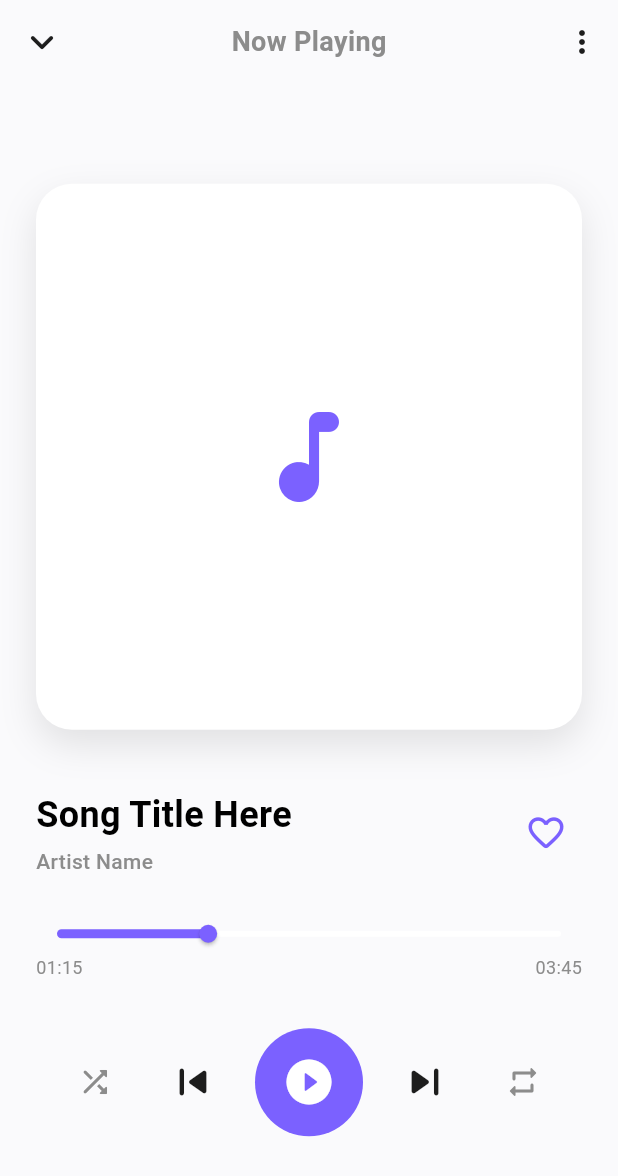
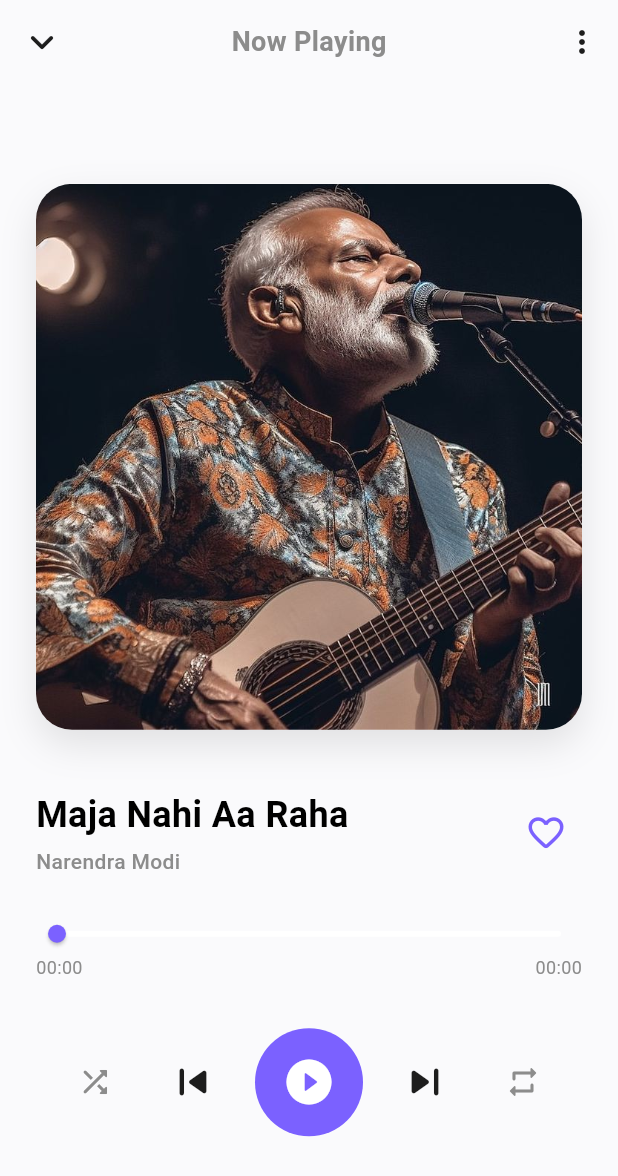
Before and after one commit to Bunny-099/Modi, a Flutter app: the screen it shows after launch, after a tap on the "play circle filled" icon, on a phone screen of 412 x 824 dp. Shown: the top 1176 px of the screen. Run offline on Flutter 3.47's test engine with Material 3 defaults, Android fonts, the phone set to English and light mode, and no system bars; our stand-ins replace audio_service, flutter_riverpod, go_router, hive, hive_flutter, just_audio; missing offline and left inert: audio_session; accounts and stored records are empty; Roboto replaces fonts that are missing (Poppins); statements that could not run were skipped.

Commit message:
•Loaded Your Songs: Modified DefaultMusicLoader to load dope_shop, maja_nahi_aa_raha, Saiyaara, and teri_meri_prem_kahani into the app. •Enabled Playback: Created a PlayerProvider so that when you tap a song on the Home Screen, it actually plays! •Updated Player Screen: The Player Screen now shows the real song name, artist, and has a working progress bar and play/pause button.

```diff
--- a/lib/core/constants/asset_paths.dart
+++ b/lib/core/constants/asset_paths.dart
@@ -17,6 +17,9 @@ class AssetPaths {
   static const String modiRock = '${_imagesBase}modi_rock.jpeg';
   static const String welcomeAudio = '${_audioBase}intro/welcome.mp3';
   static const String majaNahiAaRaha = '${_audioBase}maja_nahi_aa_raha.mp3';
+  static const String dopeShop = '${_audioBase}dope_shop.mp3';
+  static const String saiyaara = '${_audioBase}Saiyaara.mp3';
+  static const String teriMeriPremKahani = '${_audioBase}teri_meri_prem_kahani.mp3';
 
   // --- Placeholders & Defaults ---
   // Agar kisi gaane ka cover na mile toh ye show karenge
--- a/lib/core/database/default_music_loader.dart
+++ b/lib/core/database/default_music_loader.dart
@@ -10,36 +10,48 @@ class DefaultMusicLoader {
   static Future<void> loadDefaultData() async {
     final box = Hive.box<MusicModel>(HiveBoxes.musicBox);
 
-    if (box.isEmpty) {
+    // clear the box to remove old dummy data
+    await box.clear();
+
     final defaultSongs = [
       MusicModel(
         id: '1',
-          title: 'Welcome Speech',
+        title: 'Maja Nahi Aa Raha',
         artist: 'Narendra Modi',
         album: 'Speeches',
         category: MusicCategory.speech.displayName,
-          coverImage: AssetPaths.defaultAlbumArt,
-          audioPath: AssetPaths.welcomeAudio,
+        coverImage: AssetPaths.modiRock,
+        audioPath: AssetPaths.majaNahiAaRaha,
+        duration: 5, // Just a placeholder, audio service will get actual duration
+      ),
+      MusicModel(
+        id: '2',
+        title: 'Dope Shop',
+        artist: 'Deep Jandu',
+        album: 'Single',
+        category: MusicCategory.patriotic.displayName,
+        coverImage: AssetPaths.modiRock,
+        audioPath: AssetPaths.dopeShop,
         duration: 180,
       ),
       MusicModel(
-          id: '2',
-          title: 'Patriotic Anthem',
-          artist: 'Various Artists',
-          album: 'Desh Bhakti',
-          category: MusicCategory.patriotic.displayName,
-          coverImage: AssetPaths.defaultAlbumArt,
-          audioPath: '${AssetPaths.songsDir}patriotic_1.mp3',
-          duration: 210,
+        id: '3',
+        title: 'Saiyaara',
+        artist: 'Mohit Chauhan',
+        album: 'Ek Tha Tiger',
+        category: MusicCategory.bhajan.displayName,
+        coverImage: AssetPaths.modiRock,
+        audioPath: AssetPaths.saiyaara,
+        duration: 250,
       ),
       MusicModel(
-          id: '3',
-          title: 'Morning Bhajan',
-          artist: 'Traditional',
-          album: 'Devotional',
+        id: '4',
+        title: 'Teri Meri Prem Kahani',
+        artist: 'Rahat Fateh Ali Khan',
+        album: 'Bodyguard',
         category: MusicCategory.bhajan.displayName,
-          coverImage: AssetPaths.defaultAlbumArt,
-          audioPath: '${AssetPaths.songsDir}bhajan_1.mp3',
+        coverImage: AssetPaths.modiRock,
+        audioPath: AssetPaths.teriMeriPremKahani,
         duration: 320,
       ),
     ];
@@ -49,4 +61,3 @@ class DefaultMusicLoader {
     }
   }
 }
-}
--- a/lib/features/home/presentation/pages/home_screen.dart
+++ b/lib/features/home/presentation/pages/home_screen.dart
@@ -2,6 +2,7 @@ import 'package:flutter/material.dart';
 import 'package:flutter_riverpod/flutter_riverpod.dart';
 import 'package:go_router/go_router.dart';
 
+import '../../../player/providers/player_provider.dart';
 import '../../../../app/router/route_names.dart';
 import '../../../../app/theme/app_colors.dart';
 import '../../../../app/theme/app_icons.dart';
@@ -49,7 +50,7 @@ class HomeScreen extends ConsumerWidget {
                     physics: const BouncingScrollPhysics(),
                     itemCount: recentlyPlayed.length,
                     itemBuilder: (context, index) {
-                      return _buildRecentlyPlayedCard(context, recentlyPlayed[index]);
+                      return _buildRecentlyPlayedCard(context, recentlyPlayed[index], ref);
                     },
                   ),
                 ),
@@ -73,7 +74,7 @@ class HomeScreen extends ConsumerWidget {
                   physics: const NeverScrollableScrollPhysics(),
                   itemCount: allSongs.length,
                   itemBuilder: (context, index) {
-                    return _buildSongTile(context, allSongs[index]);
+                    return _buildSongTile(context, allSongs[index], ref);
                   },
                 ),
             ],
@@ -84,10 +85,10 @@ class HomeScreen extends ConsumerWidget {
   }
 
   // Widget for Recently Played Horizontal Cards
-  Widget _buildRecentlyPlayedCard(BuildContext context, MusicModel song) {
+  Widget _buildRecentlyPlayedCard(BuildContext context, MusicModel song, WidgetRef ref) {
     return GestureDetector(
       onTap: () {
-        // TODO: Play song and navigate to player screen
+        ref.read(playerProvider.notifier).playSong(song);
         context.pushNamed(RouteNames.player);
       },
       child: Container(
@@ -102,14 +103,14 @@ class HomeScreen extends ConsumerWidget {
               decoration: BoxDecoration(
                 color: AppColors.surface,
                 borderRadius: BorderRadius.circular(16),
-                image: song.coverUrl != null
+                image: song.coverImage.isNotEmpty
                     ? DecorationImage(
-                  image: NetworkImage(song.coverUrl!),
+                  image: AssetImage(song.coverImage),
                   fit: BoxFit.cover,
                 )
                     : null,
               ),
-              child: song.coverUrl == null
+              child: song.coverImage.isEmpty
                   ? const Icon(Icons.music_note_rounded, size: 40, color: AppColors.primary)
                   : null,
             ),
@@ -125,7 +126,7 @@ class HomeScreen extends ConsumerWidget {
   }
 
   // Widget for All Songs Vertical List Items
-  Widget _buildSongTile(BuildContext context, MusicModel song) {
+  Widget _buildSongTile(BuildContext context, MusicModel song, WidgetRef ref) {
     return ListTile(
       contentPadding: const EdgeInsets.only(bottom: 8),
       leading: Container(
@@ -134,14 +135,14 @@ class HomeScreen extends ConsumerWidget {
         decoration: BoxDecoration(
           color: AppColors.surface,
           borderRadius: BorderRadius.circular(12),
-          image: song.coverUrl != null
+          image: song.coverImage.isNotEmpty
               ? DecorationImage(
-            image: NetworkImage(song.coverUrl!),
+            image: AssetImage(song.coverImage),
             fit: BoxFit.cover,
           )
               : null,
         ),
-        child: song.coverUrl == null
+        child: song.coverImage.isEmpty
             ? const Icon(Icons.music_note_rounded, color: AppColors.primary)
             : null,
       ),
@@ -150,12 +151,12 @@ class HomeScreen extends ConsumerWidget {
       trailing: IconButton(
         icon: const Icon(AppIcons.play, color: AppColors.primary),
         onPressed: () {
-          // TODO: Play song
+          ref.read(playerProvider.notifier).playSong(song);
           context.pushNamed(RouteNames.player);
         },
       ),
       onTap: () {
-        // TODO: Play song and navigate to player screen
+        ref.read(playerProvider.notifier).playSong(song);
         context.pushNamed(RouteNames.player);
       },
     );
--- a/lib/features/player/presentation/pages/player_screen.dart
+++ b/lib/features/player/presentation/pages/player_screen.dart
@@ -5,14 +5,29 @@ import 'package:go_router/go_router.dart';
 import '../../../../app/theme/app_colors.dart';
 import '../../../../app/theme/app_icons.dart';
 import '../../../../core/widgets/app_text.dart';
+import '../../providers/player_provider.dart';
 
 class PlayerScreen extends ConsumerWidget {
   const PlayerScreen({super.key});
 
+  String _formatDuration(Duration duration) {
+    String twoDigits(int n) => n.toString().padLeft(2, "0");
+    String twoDigitMinutes = twoDigits(duration.inMinutes.remainder(60));
+    String twoDigitSeconds = twoDigits(duration.inSeconds.remainder(60));
+    return "$twoDigitMinutes:$twoDigitSeconds";
+  }
+
   @override
   Widget build(BuildContext context, WidgetRef ref) {
-    // TODO: Aage chal kar hum yahan Riverpod se audio player ka state watch karenge
-    // Jaise current song, playing status, aur duration.
+    final playerState = ref.watch(playerProvider);
+    final playerNotifier = ref.read(playerProvider.notifier);
+    final song = playerState.currentSong;
+
+    if (song == null) {
+      return const Scaffold(
+        body: Center(child: AppText.body('No song selected')),
+      );
+    }
 
     return Scaffold(
       backgroundColor: AppColors.background,
@@ -20,7 +35,6 @@ class PlayerScreen extends ConsumerWidget {
         backgroundColor: Colors.transparent,
         elevation: 0,
         leading: IconButton(
-          // Back aane ke liye down arrow, jo ek bottom sheet wali feel deta hai
           icon: const Icon(Icons.keyboard_arrow_down_rounded, color: AppColors.textPrimary, size: 32),
           onPressed: () => context.pop(),
         ),
@@ -29,9 +43,7 @@ class PlayerScreen extends ConsumerWidget {
         actions: [
           IconButton(
             icon: const Icon(Icons.more_vert_rounded, color: AppColors.textPrimary),
-            onPressed: () {
-              // TODO: Show bottom sheet for options (Like add to playlist)
-            },
+            onPressed: () {},
           ),
         ],
       ),
@@ -54,39 +66,50 @@ class PlayerScreen extends ConsumerWidget {
                     offset: const Offset(0, 10),
                   ),
                 ],
+                image: song.coverImage.isNotEmpty
+                    ? DecorationImage(
+                        image: AssetImage(song.coverImage),
+                        fit: BoxFit.cover,
+                      )
+                    : null,
               ),
-              child: const Center(
-                // Dummy Icon jab tak gaane ki image na aaye
-                child: Icon(Icons.music_note_rounded, size: 80, color: AppColors.primary),
-              ),
+              child: song.coverImage.isEmpty
+                  ? const Center(
+                      child: Icon(Icons.music_note_rounded, size: 80, color: AppColors.primary),
+                    )
+                  : null,
             ),
             const SizedBox(height: 40),
 
-            // 2. Song Info (Title, Artist & Favorite Button)
+            // 2. Song Info
             Row(
               mainAxisAlignment: MainAxisAlignment.spaceBetween,
               children: [
                 Expanded(
                   child: Column(
                     crossAxisAlignment: CrossAxisAlignment.start,
-                    children: const [
-                      AppText.heading('Song Title Here', maxLines: 1),
-                      SizedBox(height: 4),
-                      AppText.body('Artist Name', color: AppColors.textSecondary, maxLines: 1),
+                    children: [
+                      AppText.heading(song.title, maxLines: 1),
+                      const SizedBox(height: 4),
+                      AppText.body(song.artist ?? 'Unknown Artist', color: AppColors.textSecondary, maxLines: 1),
                     ],
                   ),
                 ),
                 IconButton(
-                  icon: const Icon(AppIcons.favoriteOutline, color: AppColors.primary, size: 28),
+                  icon: Icon(
+                    song.isFavorite ? AppIcons.favorite : AppIcons.favoriteOutline,
+                    color: AppColors.primary,
+                    size: 28,
+                  ),
                   onPressed: () {
-                    // TODO: Toggle favorite status
+                    // TODO: Toggle favorite status in Hive
                   },
                 ),
               ],
             ),
             const SizedBox(height: 24),
 
-            // 3. Seekbar (Progress Slider)
+            // 3. Seekbar
             SliderTheme(
               data: SliderThemeData(
                 activeTrackColor: AppColors.primary,
@@ -97,19 +120,19 @@ class PlayerScreen extends ConsumerWidget {
                 overlayShape: const RoundSliderOverlayShape(overlayRadius: 14.0),
               ),
               child: Slider(
-                value: 0.3, // Dummy progress value (30%)
+                value: playerState.position.inMilliseconds.toDouble(),
+                max: playerState.duration.inMilliseconds.toDouble(),
                 onChanged: (value) {
-                  // TODO: Seek audio
+                  playerNotifier.seek(Duration(milliseconds: value.toInt()));
                 },
               ),
             ),
 
-            // Duration Text (e.g., 01:15 / 03:45)
             Row(
               mainAxisAlignment: MainAxisAlignment.spaceBetween,
-              children: const [
-                AppText.caption('01:15', color: AppColors.textSecondary),
-                AppText.caption('03:45', color: AppColors.textSecondary),
+              children: [
+                AppText.caption(_formatDuration(playerState.position), color: AppColors.textSecondary),
+                AppText.caption(_formatDuration(playerState.duration), color: AppColors.textSecondary),
               ],
             ),
             const SizedBox(height: 32),
@@ -126,7 +149,6 @@ class PlayerScreen extends ConsumerWidget {
                   icon: const Icon(AppIcons.skipPrevious, size: 36, color: AppColors.textPrimary),
                   onPressed: () {},
                 ),
-                // Play/Pause Main Button
                 Container(
                   height: 72,
                   width: 72,
@@ -135,8 +157,12 @@ class PlayerScreen extends ConsumerWidget {
                     shape: BoxShape.circle,
                   ),
                   child: IconButton(
-                    icon: const Icon(AppIcons.play, size: 36, color: Colors.white),
-                    onPressed: () {},
+                    icon: Icon(
+                      playerState.isPlaying ? AppIcons.pause : AppIcons.play,
+                      size: 36,
+                      color: Colors.white,
+                    ),
+                    onPressed: () => playerNotifier.togglePlayPause(),
                   ),
                 ),
                 IconButton(
```
Also changed, not shown: lib/features/player/providers/player_provider.dart (added, +111 -0 lines), 3 other files. Lines whose indentation alone changed are shown as unchanged.
